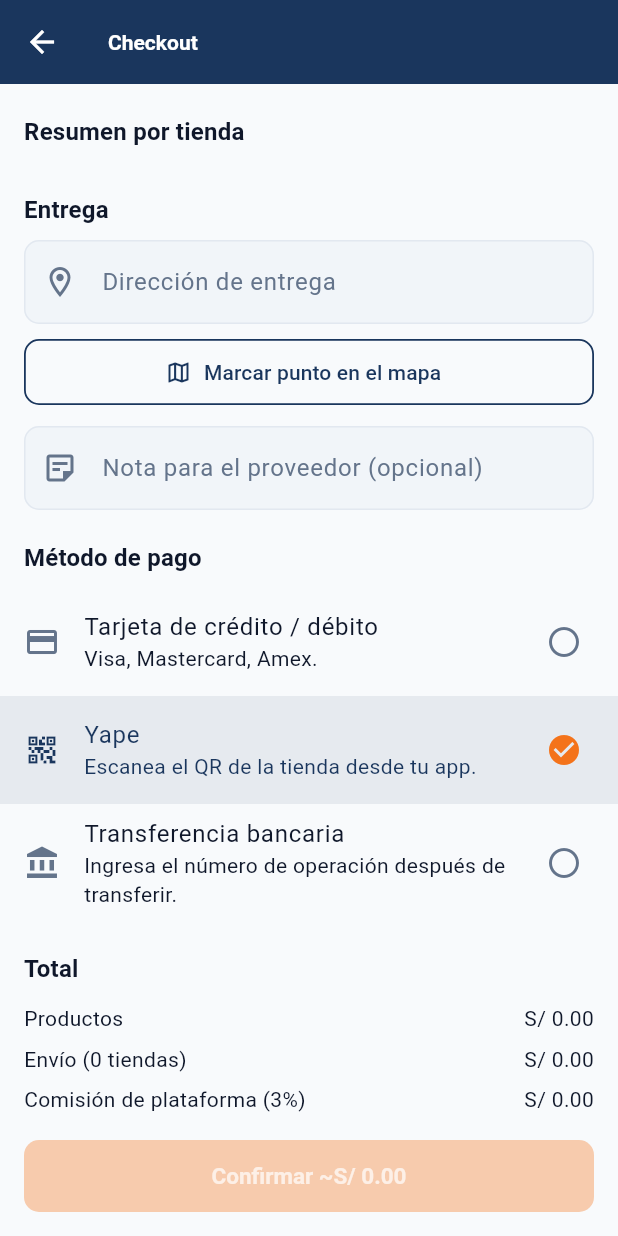
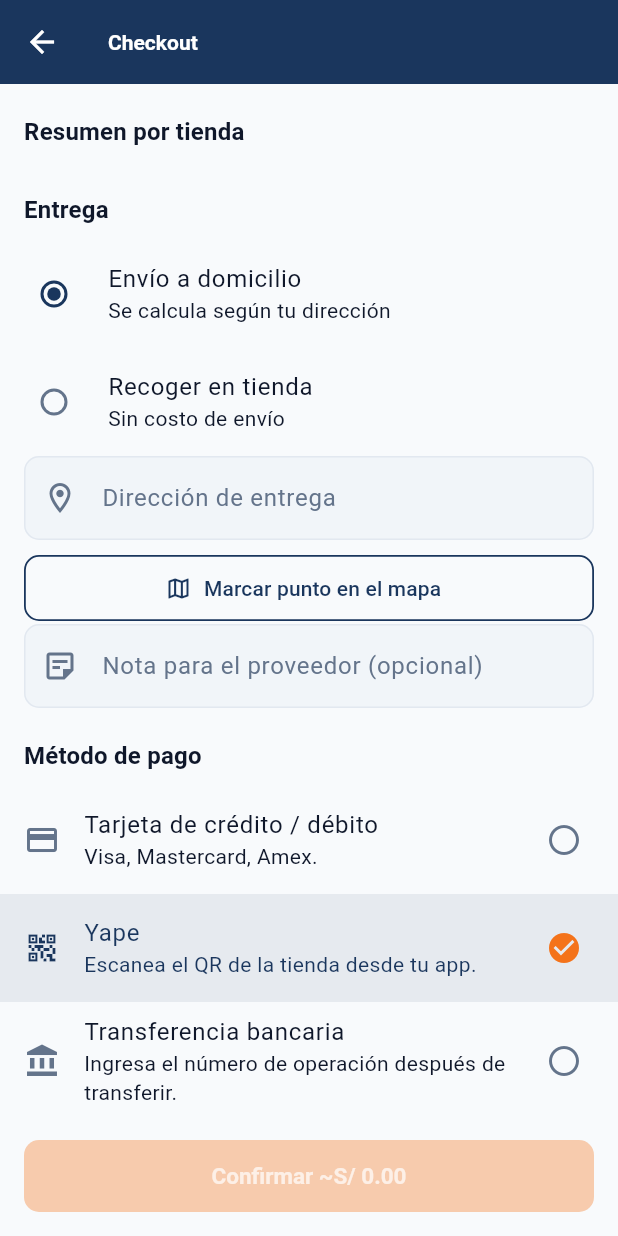
Before and after one commit to LUXOdi7/chapa_tu_repuesto_app, a Flutter app: the CheckoutPage screen opened by its route, on a phone screen of 412 x 824 dp. Run offline on Flutter 3.47's test engine with Material 3 defaults, Android fonts, the phone set to English and light mode, and no system bars; our stand-ins replace dio, firebase_core, firebase_messaging, flutter_local_notifications, flutter_map, flutter_secure_storage and 4 more; missing offline and left inert: google_sign_in_web; accounts and stored records are empty; network calls fail.

Commit message:
feat: pickup en checkout, ocultar carrito en modo proveedor
- Checkout: opción Envío/Recoger en tienda (shipping S/0 con pickup)
- Proveedor en modo catalogo: sin tab Carrito ni botón Ir a pagar
- Pasa is_pickup al backend

Co-Authored-By: Claude Sonnet 4.6 <noreply@anthropic.com>

```diff
--- a/lib/features/cart/presentation/checkout_page.dart
+++ b/lib/features/cart/presentation/checkout_page.dart
@@ -30,6 +30,7 @@ class _CheckoutPageState extends State<CheckoutPage> {
   final _notes = TextEditingController();
 
   PaymentMethod _method = PaymentMethod.yape;
+  bool _isPickup = false;
   bool _busy = false;
 
   /// true = usar la direccion guardada del perfil; false = una para este pedido.
@@ -75,21 +76,26 @@ class _CheckoutPageState extends State<CheckoutPage> {
   Future<void> _submit() async {
     final scope = AppScope.of(context);
     final saved = scope.session.user;
-    final address = _useSaved ? (saved?.address ?? '') : _address.text.trim();
+    final address = _isPickup
+        ? 'Recojo en tienda'
+        : (_useSaved ? (saved?.address ?? '') : _address.text.trim());
+    if (!_isPickup) {
       if (!_useSaved && !_formKey.currentState!.validate()) return;
       if (address.length < 6) {
         showInfo(context, 'Escribe la dirección de entrega');
         return;
+      }
     }
     setState(() => _busy = true);
     try {
       final created = await scope.orders.checkout(
         items: scope.cart.items,
         deliveryAddress: address,
+        isPickup: _isPickup,
         paymentMethod: _method,
         notes: _notes.text.trim().isEmpty ? null : _notes.text.trim(),
-        deliveryLat: _lat,
-        deliveryLng: _lng,
+        deliveryLat: _isPickup ? null : _lat,
+        deliveryLng: _isPickup ? null : _lng,
       );
       scope.cart.clear();
       if (!mounted) return;
@@ -143,9 +149,26 @@ class _CheckoutPageState extends State<CheckoutPage> {
                 ),
 
               const SectionTitle('Entrega'),
-              // Direccion guardada del perfil o una para este pedido; en ambos
-              // casos se puede marcar el punto exacto en el mapa.
-              if (saved?.hasSavedAddress ?? false) ...[
+              RadioGroup<bool>(
+                groupValue: _isPickup,
+                onChanged: (v) => setState(() => _isPickup = v ?? false),
+                child: const Column(
+                  children: [
+                    RadioListTile<bool>(
+                      value: false,
+                      title: Text('Envío a domicilio'),
+                      subtitle: Text('Se calcula según tu dirección'),
+                    ),
+                    RadioListTile<bool>(
+                      value: true,
+                      title: Text('Recoger en tienda'),
+                      subtitle: Text('Sin costo de envío'),
+                    ),
+                  ],
+                ),
+              ),
+              if (!_isPickup) ...[
+                if (saved?.hasSavedAddress ?? false)
                   RadioGroup<bool>(
                     groupValue: _useSaved,
                     onChanged: (v) => setState(() {
@@ -167,7 +190,6 @@ class _CheckoutPageState extends State<CheckoutPage> {
                       ],
                     ),
                   ),
-              ],
                 Padding(
                   padding: const EdgeInsets.symmetric(horizontal: 16),
                   child: Column(
@@ -200,23 +222,22 @@ class _CheckoutPageState extends State<CheckoutPage> {
                           ),
                           if (_lat != null) ...[
                             const SizedBox(width: 8),
-                          const Icon(
-                            Icons.check_circle,
-                            color: Colors.green,
-                            size: 20,
-                          ),
+                            const Icon(Icons.check_circle, color: Colors.green, size: 20),
                           ],
                         ],
                       ),
-                    const SizedBox(height: 12),
-                    TextFormField(
+                    ],
+                  ),
+                ),
+              ],
+              Padding(
+                padding: const EdgeInsets.symmetric(horizontal: 16),
+                child: TextFormField(
                   controller: _notes,
                   decoration: const InputDecoration(
                     labelText: 'Nota para el proveedor (opcional)',
                     prefixIcon: Icon(Icons.sticky_note_2_outlined),
                   ),
-                    ),
-                  ],
                 ),
               ),
 
@@ -246,8 +267,9 @@ class _CheckoutPageState extends State<CheckoutPage> {
                 child: Builder(
                   builder: (context) {
                     final rate = saved?.buyerType.rate ?? 0.03;
+                    final shipping = _isPickup ? 0.0 : cart.shipping;
                     final commission = cart.subtotal * rate;
-                    final estimatedTotal = cart.total + commission;
+                    final estimatedTotal = cart.subtotal + shipping + commission;
                     return Column(
                       children: [
                         _TotalRow(
@@ -255,10 +277,11 @@ class _CheckoutPageState extends State<CheckoutPage> {
                           value: soles(cart.subtotal),
                         ),
                         _TotalRow(
-                          label:
-                              'Envío (${groups.length} '
+                          label: _isPickup
+                              ? 'Envío (recojo en tienda)'
+                              : 'Envío (${groups.length} '
                                 '${groups.length == 1 ? "tienda" : "tiendas"})',
-                          value: soles(cart.shipping),
+                          value: _isPickup ? 'Gratis' : soles(shipping),
                         ),
                         _TotalRow(
                           label:
@@ -294,7 +317,7 @@ class _CheckoutPageState extends State<CheckoutPage> {
           child: Builder(
             builder: (context) {
               final rate = saved?.buyerType.rate ?? 0.03;
-              final estimatedTotal = cart.total + cart.subtotal * rate;
+              final estimatedTotal = cart.subtotal + (_isPickup ? 0.0 : cart.shipping) + cart.subtotal * rate;
               return FilledButton(
                 onPressed: groups.isEmpty || _busy ? null : _submit,
                 child: _busy
--- a/lib/features/orders/data/order_repository.dart
+++ b/lib/features/orders/data/order_repository.dart
@@ -16,6 +16,7 @@ class OrderRepository {
     required List<CartItem> items,
     required String deliveryAddress,
     required PaymentMethod paymentMethod,
+    bool isPickup = false,
     String? notes,
     double? deliveryLat,
     double? deliveryLng,
@@ -27,6 +28,7 @@ class OrderRepository {
           for (final item in items)
             {'product_id': item.product.id, 'quantity': item.quantity},
         ],
+        'is_pickup': isPickup,
         'delivery_address': deliveryAddress,
         'delivery_lat': deliveryLat,
         'delivery_lng': deliveryLng,
```
Also changed, not shown: lib/main.dart (+5 -7 lines). Lines whose indentation alone changed are shown as unchanged.
